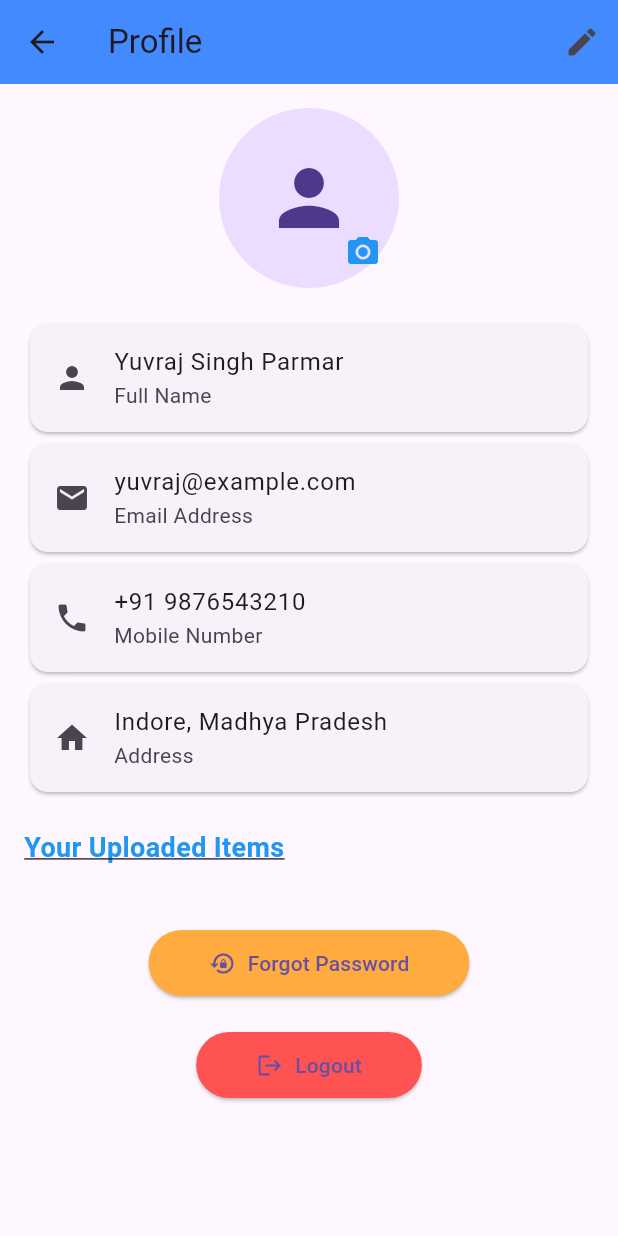
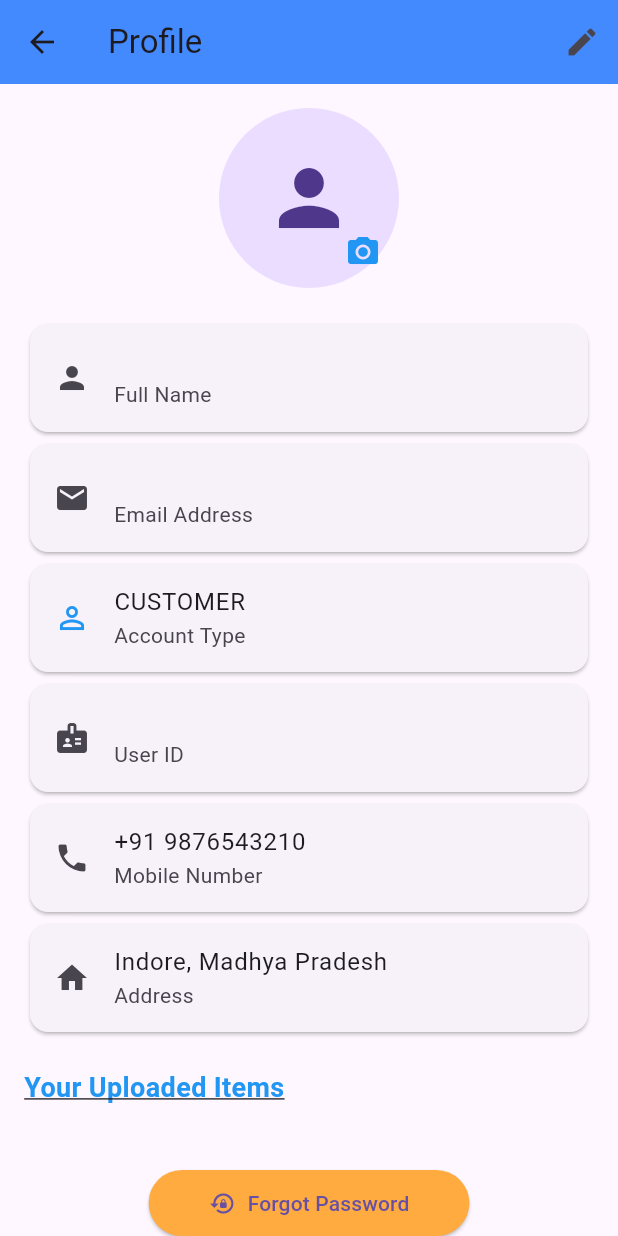
Before and after one commit to Vaibhav-Dodiya/rentHub_front, a Flutter app: the HomePage screen opened directly, in the side drawer, after a tap on "Profile", on a phone screen of 412 x 824 dp. Run offline on Flutter 3.47's test engine with Material 3 defaults, Android fonts, the phone set to English and light mode, and no system bars; our stand-ins replace image_picker, shared_preferences; accounts and stored records are empty; network calls fail.

Commit message:
Update profile page for all user types - Load real user data from UserStorage (username, email, role, userId) - Add profile button to Owner dashboard AppBar - Add profile button to Admin dashboard AppBar - Display role with color-coded icons (Admin=red, Owner=green, Customer=blue) - Show User ID in profile page - Remove hardcoded profile parameters

```diff
--- a/lib/presentation/screens/admin/admin_dashboard.dart
+++ b/lib/presentation/screens/admin/admin_dashboard.dart
@@ -3,6 +3,7 @@ import 'package:loginsignup/presentation/screens/admin/users_management.dart';
 import 'package:loginsignup/presentation/screens/admin/posts_management.dart';
 import 'package:loginsignup/data/local/user_storage.dart';
 import 'package:loginsignup/presentation/screens/auth/login_screen.dart';
+import 'package:loginsignup/presentation/screens/profile/profile_screen.dart';
 
 class AdminDashboard extends StatefulWidget {
   const AdminDashboard({super.key});
@@ -26,6 +27,16 @@ class _AdminDashboardState extends State<AdminDashboard> {
         title: const Text('Admin Dashboard'),
         backgroundColor: Colors.red,
         actions: [
+          IconButton(
+            icon: const Icon(Icons.person),
+            onPressed: () {
+              Navigator.push(
+                context,
+                MaterialPageRoute(builder: (context) => const ProfilePage()),
+              );
+            },
+            tooltip: 'Profile',
+          ),
           IconButton(
             icon: const Icon(Icons.logout),
             onPressed: () async {
--- a/lib/presentation/screens/home/home_screen.dart
+++ b/lib/presentation/screens/home/home_screen.dart
@@ -172,9 +172,7 @@ class _HomePageState extends State<HomePage> {
               onTap: () {
                 Navigator.push(
                   context,
-                  MaterialPageRoute(
-                    builder: (_) => const ProfilePage(role: '', userId: ''),
-                  ),
+                  MaterialPageRoute(builder: (_) => const ProfilePage()),
                 );
               },
             ),
--- a/lib/presentation/screens/owner/owner_dashboard.dart
+++ b/lib/presentation/screens/owner/owner_dashboard.dart
@@ -6,6 +6,7 @@ import 'dart:convert';
 import 'package:loginsignup/presentation/screens/owner/edit_property_screen.dart';
 import 'package:loginsignup/presentation/screens/owner/upload_property_screen.dart';
 import 'package:loginsignup/presentation/screens/auth/login_screen.dart';
+import 'package:loginsignup/presentation/screens/profile/profile_screen.dart';
 
 class OwnerDashboard extends StatefulWidget {
   const OwnerDashboard({super.key});
@@ -146,6 +147,16 @@ class _OwnerDashboardState extends State<OwnerDashboard> {
         title: Text('Owner Dashboard - $username'),
         backgroundColor: Colors.orange,
         actions: [
+          IconButton(
+            icon: const Icon(Icons.person),
+            onPressed: () {
+              Navigator.push(
+                context,
+                MaterialPageRoute(builder: (context) => const ProfilePage()),
+              );
+            },
+            tooltip: 'Profile',
+          ),
           IconButton(
             icon: const Icon(Icons.refresh),
             onPressed: loadOwnerProperties,
--- a/lib/presentation/screens/profile/profile_screen.dart
+++ b/lib/presentation/screens/profile/profile_screen.dart
@@ -2,13 +2,11 @@ import 'dart:io';
 import 'package:flutter/material.dart';
 import 'package:image_picker/image_picker.dart';
 import 'package:loginsignup/presentation/screens/auth/login_screen.dart';
+import 'package:loginsignup/data/local/user_storage.dart';
 import 'uploaded_items_screen.dart';
 
 class ProfilePage extends StatefulWidget {
-  final String role;
-  final String userId;
-
-  const ProfilePage({super.key, required this.role, required this.userId});
+  const ProfilePage({super.key});
 
   @override
   _ProfilePageState createState() => _ProfilePageState();
@@ -18,10 +16,30 @@ class _ProfilePageState extends State<ProfilePage> {
   File? _image;
   final ImagePicker _picker = ImagePicker();
 
-  String name = "Yuvraj Singh Parmar";
-  String email = "yuvraj@example.com";
+  String name = "Loading...";
+  String email = "Loading...";
+  String role = "Loading...";
+  String userId = "";
   String phone = "+91 9876543210";
   String address = "Indore, Madhya Pradesh";
+  bool isLoading = true;
+
+  @override
+  void initState() {
+    super.initState();
+    _loadUserData();
+  }
+
+  Future<void> _loadUserData() async {
+    final userData = await UserStorage.getUser();
+    setState(() {
+      userId = userData['userId'] ?? '';
+      name = userData['username'] ?? 'Unknown User';
+      email = userData['email'] ?? 'No email';
+      role = userData['role'] ?? 'CUSTOMER';
+      isLoading = false;
+    });
+  }
 
   Future<void> _pickImage() async {
     final pickedFile = await _picker.pickImage(source: ImageSource.gallery);
@@ -219,6 +237,37 @@ class _ProfilePageState extends State<ProfilePage> {
                 borderRadius: BorderRadius.circular(12),
               ),
               child: ListTile(
+                leading: Icon(
+                  role == 'ADMIN'
+                      ? Icons.admin_panel_settings
+                      : role == 'OWNER'
+                      ? Icons.business
+                      : Icons.person_outline,
+                  color: role == 'ADMIN'
+                      ? Colors.red
+                      : role == 'OWNER'
+                      ? Colors.green
+                      : Colors.blue,
+                ),
+                title: Text(role),
+                subtitle: const Text("Account Type"),
+              ),
+            ),
+            Card(
+              shape: RoundedRectangleBorder(
+                borderRadius: BorderRadius.circular(12),
+              ),
+              child: ListTile(
+                leading: const Icon(Icons.badge),
+                title: Text(userId),
+                subtitle: const Text("User ID"),
+              ),
+            ),
+            Card(
+              shape: RoundedRectangleBorder(
+                borderRadius: BorderRadius.circular(12),
+              ),
+              child: ListTile(
                 leading: const Icon(Icons.phone),
                 title: Text(phone),
                 subtitle: const Text("Mobile Number"),
```
Also changed, not shown: 4 other files.
